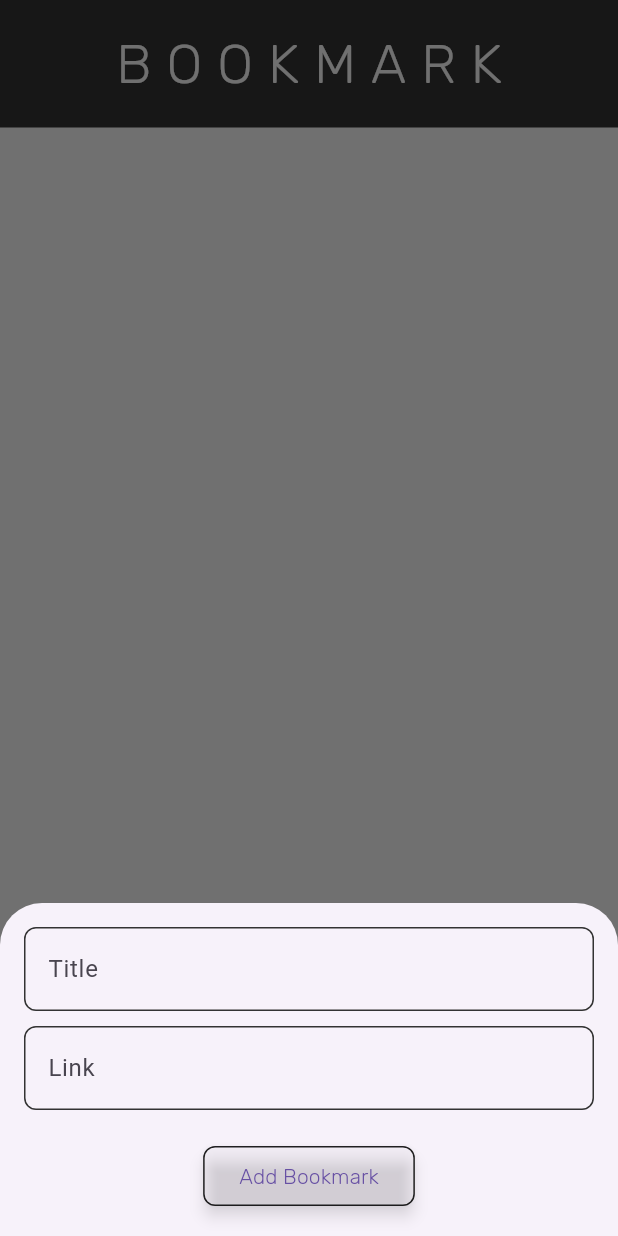
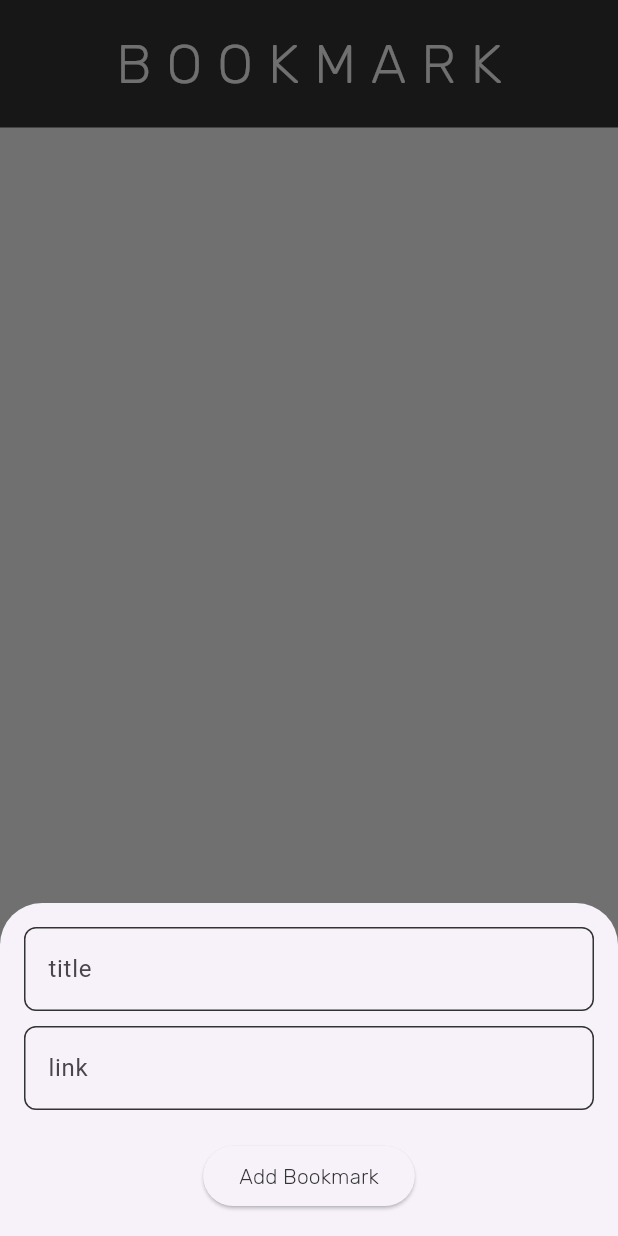
Before and after one commit to seungyeonpark/bookmark, a Flutter app: the screen it shows after launch, after a tap on the "add circle" icon, on a phone screen of 412 x 824 dp. Run offline on Flutter 3.47's test engine with Material 3 defaults, Android fonts, the phone set to English and light mode, and no system bars; missing offline and left inert: flutter_inappwebview.

```diff
--- a/lib/page.dart
+++ b/lib/page.dart
@@ -33,63 +33,25 @@ class _BookmarkPageState extends State<BookmarkPage> {
     });
   }
 
-  void _showAddBookmarkModal(BuildContext context) {
+  void _showAddBookmarkModal(BuildContext context, {bool keepValidationState = false}) {
+    if (!keepValidationState) {
       _titleController.clear();
       _linkController.clear();
+
       setState(() {
         _isTitleValid = true;
         _isLinkValid = true;
       });
+    }
 
     showModalBottomSheet(
       context: context,
       isScrollControlled: true,
       builder: (BuildContext context) {
-        return Padding(
-          padding: EdgeInsets.only(
-            bottom: MediaQuery.of(context).viewInsets.bottom,
-          ),
-          child: Padding(
-            padding: const EdgeInsets.all(16.0),
-            child: Column(
-              mainAxisSize: MainAxisSize.min,
-              children: <Widget>[
-                TextField(
-                  controller: _titleController,
-                  decoration: InputDecoration(
-                    labelText: 'Title',
-                    errorText: !_isTitleValid ? 'Please enter a title' : null,
-                  ),
-                  style: TextStyle(fontFamily: 'Rubik-Light'),
-                ),
-                SizedBox(height: 10),
-                TextField(
-                  controller: _linkController,
-                  decoration: InputDecoration(
-                    labelText: 'Link',
-                    errorText: !_isLinkValid ? 'Please enter a link' : null,
-                  ),
-                  style: TextStyle(fontFamily: 'Rubik-Light'),
-                ),
-                SizedBox(height: 20),
-                ElevatedButton(
-                  onPressed: () {
-                    _addBookmark(_titleController.text, _linkController.text);
-                  },
-                  child: Text('Add Bookmark', style: TextStyle(fontFamily: 'Rubik-Light')),
-                  style: ElevatedButton.styleFrom(
-                    backgroundColor: Colors.transparent,
-                    side: BorderSide(color: Colors.black87),
-                    shape: RoundedRectangleBorder(
-                      borderRadius: BorderRadius.circular(8),
-                    ),
-                    shadowColor: Colors.black54,
-                    elevation: 4,
-                  ),
-                ),
-              ],
-            ),
-          ),
+        return AddBookmarkModal(
+          titleController: _titleController,
+          linkController: _linkController,
+          onAddBookmark: _addBookmark,
         );
       },
     );
@@ -195,3 +157,119 @@ class _BookmarkPageState extends State<BookmarkPage> {
     );
   }
 }
+
+class AddBookmarkModal extends StatelessWidget {
+  final TextEditingController titleController;
+  final TextEditingController linkController;
+  final Function(String, String) onAddBookmark;
+
+  const AddBookmarkModal({
+    Key? key,
+    required this.titleController,
+    required this.linkController,
+    required this.onAddBookmark,
+  }) : super(key: key);
+
+  @override
+  Widget build(BuildContext context) {
+    return Padding(
+      padding: EdgeInsets.only(
+        bottom: MediaQuery.of(context).viewInsets.bottom,
+      ),
+      child: AddBookmarkForm(
+        titleController: titleController,
+        linkController: linkController,
+        onAddBookmark: onAddBookmark,
+      ),
+    );
+  }
+}
+
+class AddBookmarkForm extends StatefulWidget {
+  final TextEditingController titleController;
+  final TextEditingController linkController;
+  final Function(String, String) onAddBookmark;
+
+  const AddBookmarkForm({
+    Key? key,
+    required this.titleController,
+    required this.linkController,
+    required this.onAddBookmark,
+  }) : super(key: key);
+
+  @override
+  _AddBookmarkFormState createState() => _AddBookmarkFormState();
+}
+
+class _AddBookmarkFormState extends State<AddBookmarkForm> {
+  bool isTitleValid = true;
+  bool isLinkValid = true;
+
+  void _updateErrorLabel(bool isTitleEmpty, bool isLinkEmpty) {
+    setState(() {
+      isTitleValid = !isTitleEmpty;
+      isLinkValid = !isLinkEmpty;
+    });
+  }
+
+  @override
+  Widget build(BuildContext context) {
+    return Padding(
+      padding: const EdgeInsets.all(16.0),
+      child: Column(
+        mainAxisSize: MainAxisSize.min,
+        children: <Widget>[
+          TextField(
+            controller: widget.titleController,
+            decoration: InputDecoration(
+              labelText: 'title',
+            ),
+            style: TextStyle(
+              fontFamily: 'Rubik-Light',
+              color: Color(0xFF333333),
+            ),
+          ),
+          if (!isTitleValid)
+            Text(
+                'Please enter a title'
+            ),
+          SizedBox(height: 10),
+          TextField(
+            controller: widget.linkController,
+            decoration: InputDecoration(
+              labelText: 'link',
+            ),
+            style: TextStyle(
+              fontFamily: 'Rubik-Light',
+              color: Color(0xFF333333),
+            ),
+          ),
+          if (!isLinkValid)
+            Text(
+                'Please enter a link'
+            ),
+          SizedBox(height: 20),
+          ElevatedButton(
+            onPressed: () {
+              bool isTitleEmpty = widget.titleController.text.isEmpty;
+              bool isLinkEmpty = widget.linkController.text.isEmpty;
+
+              if (isTitleEmpty || isLinkEmpty) {
+                _updateErrorLabel(isTitleEmpty, isLinkEmpty);
+              } else {
+                widget.onAddBookmark(widget.titleController.text, widget.linkController.text);
+              }
+            },
+            child: Text(
+              'Add Bookmark',
+              style: TextStyle(
+                fontFamily: 'Rubik-Light',
+                color: Color(0xFF333333),
+              ),
+            ),
+          ),
+        ],
+      ),
+    );
+  }
+}
```
Lines whose indentation alone changed are shown as unchanged.
